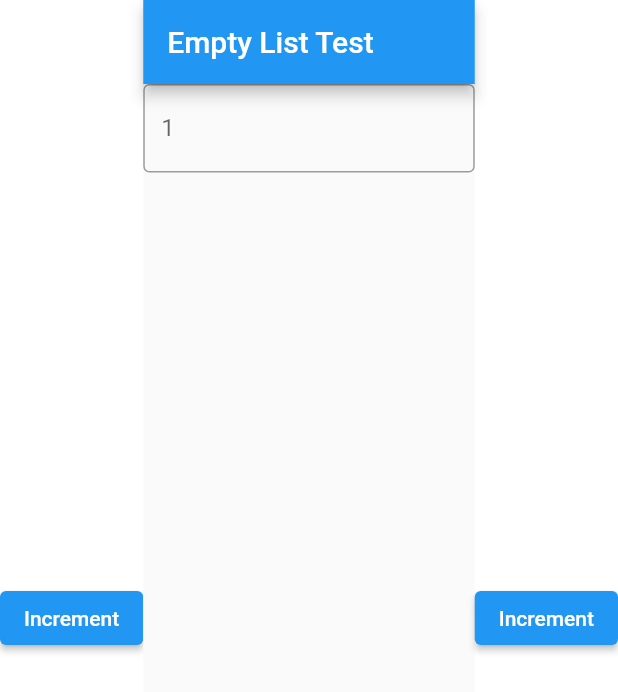
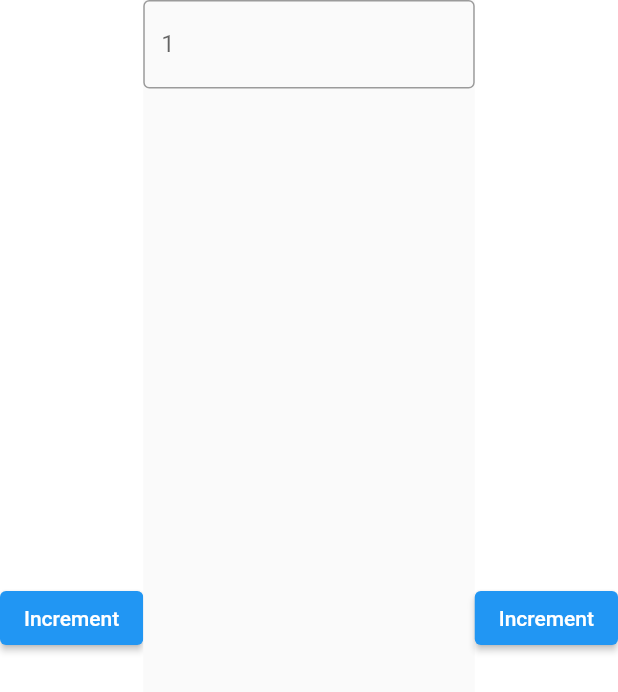
Before and after one commit to Jarod-Wylie/HelloFlutter, a Flutter app: the screen it shows after launch, on a phone screen of 412 x 824 dp. Shown: the top 692 px of the screen. Run offline on Flutter 3.47's test engine with Material 2 defaults, Android fonts, the phone set to English and light mode, and no system bars.

```diff
--- a/lib/inherited_counter.dart
+++ b/lib/inherited_counter.dart
@@ -42,8 +42,9 @@ class WidgetTextField extends StatelessWidget {
     return Expanded(
         child: RawKeyboardListener(
             focusNode: _textNode,
+            // onKey: onPressed(),
             child: Scaffold(
-                appBar: AppBar(title: const Text('Empty List Test')),
+                // appBar: AppBar(title: const Text('Empty List Test')),
                 body: SizedBox(
               height: 2000,
               width: 2000,
```
Lines whose indentation alone changed are shown as unchanged.
